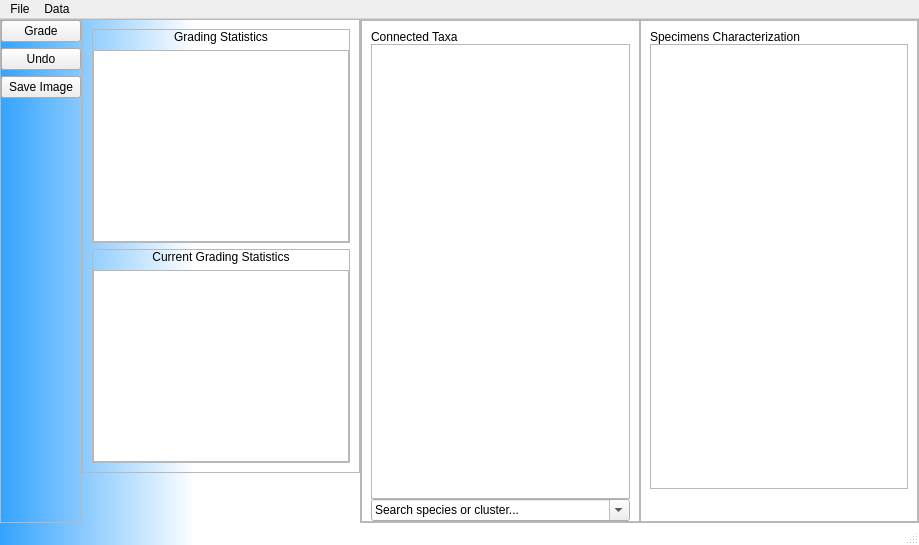
lmpn/iSpecID, file iSpecIDApp/mainwindow.ui: the form before one commit.
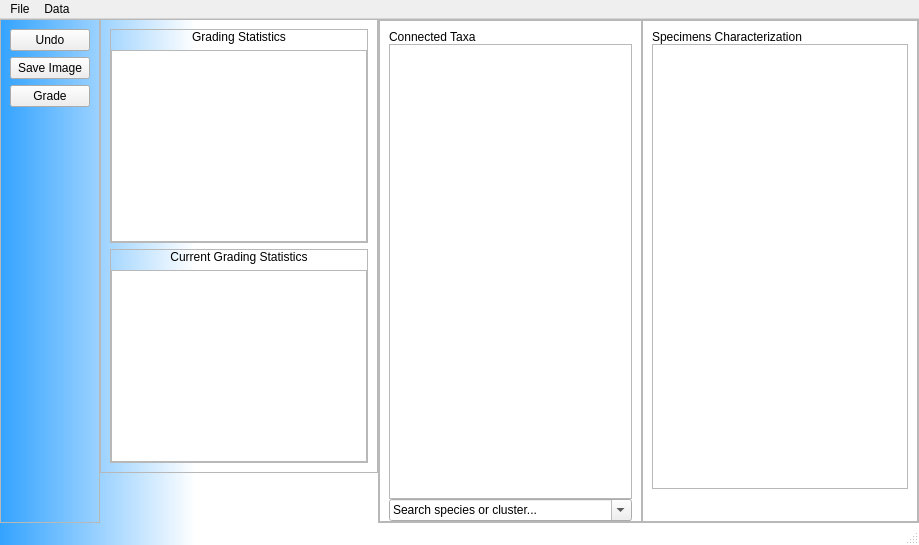
The form after the commit.

Patch:
```diff
--- a/iSpecIDApp/mainwindow.ui
+++ b/iSpecIDApp/mainwindow.ui
@@ -231,19 +231,6 @@
       </layout>
      </widget>
     </item>
-    <item row="3" column="1">
-     <spacer name="verticalSpacer">
-      <property name="orientation">
-       <enum>Qt::Vertical</enum>
-      </property>
-      <property name="sizeHint" stdset="0">
-       <size>
-        <width>20</width>
-        <height>0</height>
-       </size>
-      </property>
-     </spacer>
-    </item>
     <item row="1" column="0" rowspan="3">
      <widget class="QFrame" name="sidebarFrame">
       <property name="sizePolicy">
@@ -267,48 +254,9 @@
       <property name="frameShadow">
        <enum>QFrame::Plain</enum>
       </property>
-      <layout class="QVBoxLayout" name="verticalLayout_6">
-       <property name="leftMargin">
-        <number>0</number>
-       </property>
-       <property name="topMargin">
-        <number>0</number>
-       </property>
-       <property name="rightMargin">
-        <number>0</number>
-       </property>
-       <item>
         <layout class="QVBoxLayout" name="verticalLayout_5">
          <item>
-          <widget class="QPushButton" name="annotateButton">
-           <property name="enabled">
-            <bool>true</bool>
-           </property>
-           <property name="sizePolicy">
-            <sizepolicy hsizetype="MinimumExpanding" vsizetype="Fixed">
-             <horstretch>0</horstretch>
-             <verstretch>0</verstretch>
-            </sizepolicy>
-           </property>
-           <property name="minimumSize">
-            <size>
-             <width>0</width>
-             <height>0</height>
-            </size>
-           </property>
-           <property name="maximumSize">
-            <size>
-             <width>16777215</width>
-             <height>16777215</height>
-            </size>
-           </property>
-           <property name="text">
-            <string>Grade</string>
-           </property>
-          </widget>
-         </item>
-         <item>
-          <widget class="QPushButton" name="undoButton">
+        <widget class="QPushButton" name="undo_button">
            <property name="sizePolicy">
             <sizepolicy hsizetype="MinimumExpanding" vsizetype="Fixed">
              <horstretch>0</horstretch>
@@ -342,6 +290,34 @@
            </property>
           </widget>
          </item>
+       <item>
+        <widget class="QPushButton" name="annotate_button">
+         <property name="enabled">
+          <bool>true</bool>
+         </property>
+         <property name="sizePolicy">
+          <sizepolicy hsizetype="MinimumExpanding" vsizetype="Fixed">
+           <horstretch>0</horstretch>
+           <verstretch>0</verstretch>
+          </sizepolicy>
+         </property>
+         <property name="minimumSize">
+          <size>
+           <width>0</width>
+           <height>0</height>
+          </size>
+         </property>
+         <property name="maximumSize">
+          <size>
+           <width>16777215</width>
+           <height>16777215</height>
+          </size>
+         </property>
+         <property name="text">
+          <string>Grade</string>
+         </property>
+        </widget>
+       </item>
          <item>
           <spacer name="verticalSpacer_2">
            <property name="orientation">
@@ -350,39 +326,37 @@
            <property name="sizeHint" stdset="0">
             <size>
              <width>20</width>
-             <height>40</height>
+           <height>369</height>
             </size>
            </property>
           </spacer>
-         </item>
-        </layout>
        </item>
       </layout>
      </widget>
     </item>
     <item row="1" column="1">
-     <widget class="QFrame" name="resultsFrame">
-      <property name="sizePolicy">
-       <sizepolicy hsizetype="Fixed" vsizetype="Fixed">
-        <horstretch>0</horstretch>
-        <verstretch>0</verstretch>
-       </sizepolicy>
-      </property>
-      <property name="minimumSize">
-       <size>
-        <width>0</width>
-        <height>0</height>
-       </size>
-      </property>
-      <property name="frameShape">
-       <enum>QFrame::StyledPanel</enum>
-      </property>
-      <property name="frameShadow">
-       <enum>QFrame::Raised</enum>
-      </property>
-      <layout class="QVBoxLayout" name="verticalLayout_4">
-       <item>
         <widget class="QFrame" name="results_frame">
+      <property name="sizePolicy">
+       <sizepolicy hsizetype="Fixed" vsizetype="Fixed">
+        <horstretch>0</horstretch>
+        <verstretch>0</verstretch>
+       </sizepolicy>
+      </property>
+      <property name="minimumSize">
+       <size>
+        <width>0</width>
+        <height>0</height>
+       </size>
+      </property>
+      <property name="frameShape">
+       <enum>QFrame::StyledPanel</enum>
+      </property>
+      <property name="frameShadow">
+       <enum>QFrame::Raised</enum>
+      </property>
+      <layout class="QVBoxLayout" name="verticalLayout_4">
+       <item>
+        <widget class="QFrame" name="initial_results_frame">
          <property name="enabled">
           <bool>true</bool>
          </property>
```
Left out of the diff: 22 changed lines with no effect on the pictures. Lines whose indentation alone changed are shown as unchanged.
